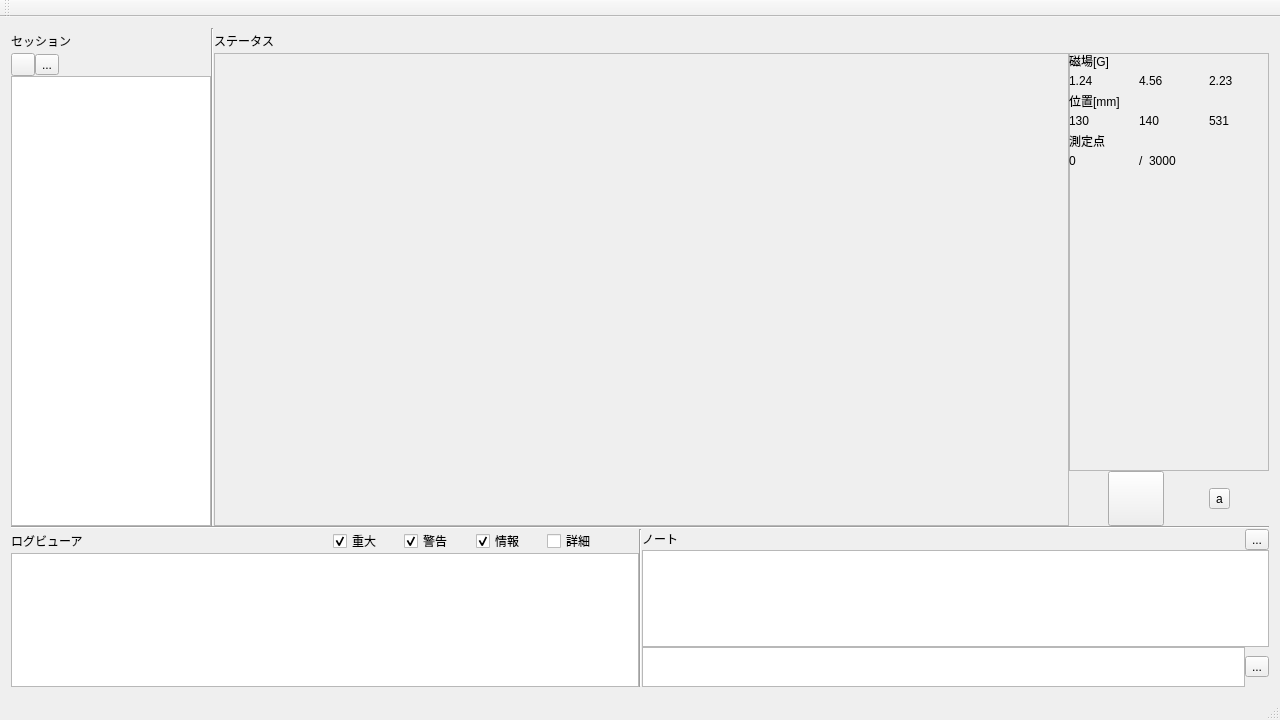
Above: mainwindow.ui from fr0077/magmeasure before the change. Below: the same form after it.
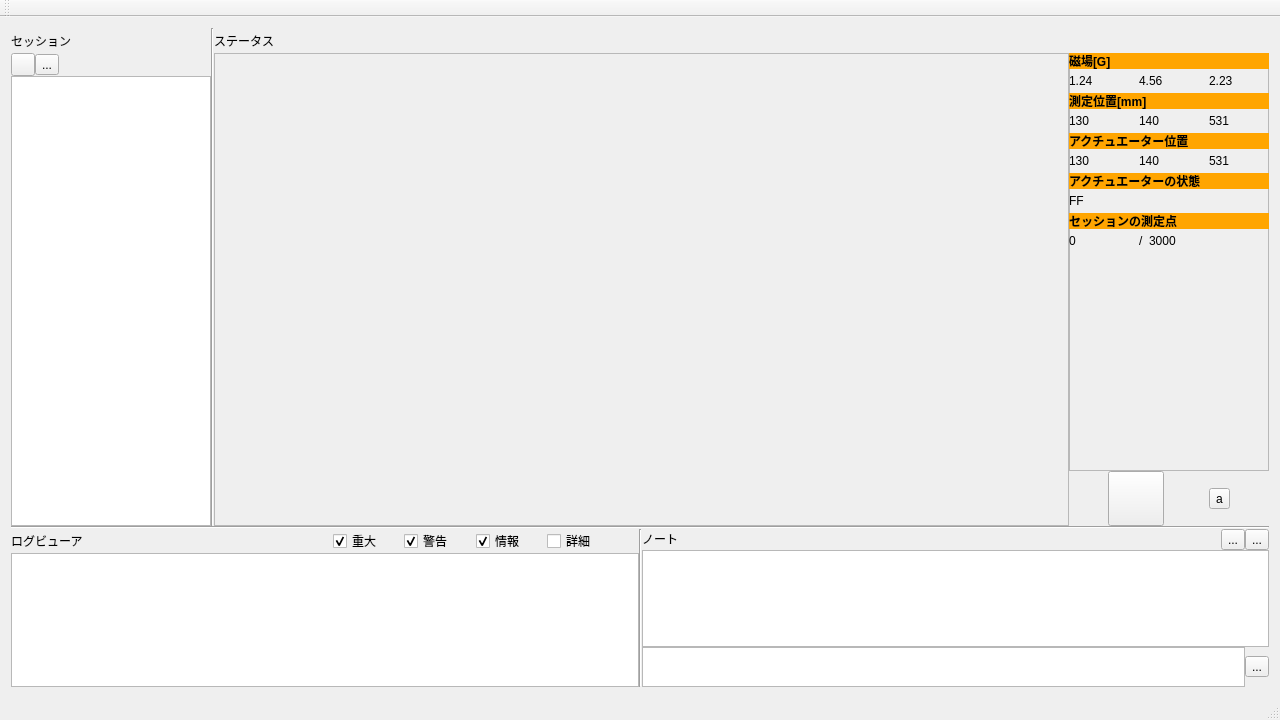
That is the form after the change. Icons and pictures are not drawn.

Patch:
```diff
--- a/mainwindow.ui
+++ b/mainwindow.ui
@@ -254,10 +254,22 @@
                 <rect>
                  <x>0</x>
                  <y>0</y>
-                 <width>81</width>
+                 <width>201</width>
                  <height>16</height>
                 </rect>
                </property>
+               <property name="font">
+                <font>
+                 <weight>75</weight>
+                 <bold>true</bold>
+                </font>
+               </property>
+               <property name="autoFillBackground">
+                <bool>false</bool>
+               </property>
+               <property name="styleSheet">
+                <string notr="true">background: orange</string>
+               </property>
                <property name="text">
                 <string>磁場[G]</string>
                </property>
@@ -306,12 +318,21 @@
                 <rect>
                  <x>0</x>
                  <y>40</y>
-                 <width>59</width>
+                 <width>201</width>
                  <height>16</height>
                 </rect>
                </property>
+               <property name="font">
+                <font>
+                 <weight>75</weight>
+                 <bold>true</bold>
+                </font>
+               </property>
+               <property name="styleSheet">
+                <string notr="true">background: orange</string>
+               </property>
                <property name="text">
-                <string>位置[mm]</string>
+                <string>測定位置[mm]</string>
                </property>
               </widget>
               <widget class="QLabel" name="label_10">
@@ -357,20 +378,29 @@
                <property name="geometry">
                 <rect>
                  <x>0</x>
-                 <y>80</y>
-                 <width>59</width>
+                 <y>160</y>
+                 <width>201</width>
                  <height>16</height>
                 </rect>
                </property>
+               <property name="font">
+                <font>
+                 <weight>75</weight>
+                 <bold>true</bold>
+                </font>
+               </property>
+               <property name="styleSheet">
+                <string notr="true">background: orange</string>
+               </property>
                <property name="text">
-                <string>測定点</string>
+                <string>セッションの測定点</string>
                </property>
               </widget>
               <widget class="QLabel" name="label_14">
                <property name="geometry">
                 <rect>
                  <x>0</x>
-                 <y>100</y>
+                 <y>180</y>
                  <width>59</width>
                  <height>16</height>
                 </rect>
@@ -383,7 +413,7 @@
                <property name="geometry">
                 <rect>
                  <x>70</x>
-                 <y>100</y>
+                 <y>180</y>
                  <width>59</width>
                  <height>16</height>
                 </rect>
@@ -396,7 +426,7 @@
                <property name="geometry">
                 <rect>
                  <x>80</x>
-                 <y>100</y>
+                 <y>180</y>
                  <width>59</width>
                  <height>16</height>
                 </rect>
@@ -405,6 +435,102 @@
                 <string>3000</string>
                </property>
               </widget>
+              <widget class="QLabel" name="label_17">
+               <property name="geometry">
+                <rect>
+                 <x>0</x>
+                 <y>120</y>
+                 <width>201</width>
+                 <height>16</height>
+                </rect>
+               </property>
+               <property name="font">
+                <font>
+                 <weight>75</weight>
+                 <bold>true</bold>
+                </font>
+               </property>
+               <property name="styleSheet">
+                <string notr="true">background: orange</string>
+               </property>
+               <property name="text">
+                <string>アクチュエーターの状態</string>
+               </property>
+              </widget>
+              <widget class="QLabel" name="label_18">
+               <property name="geometry">
+                <rect>
+                 <x>0</x>
+                 <y>140</y>
+                 <width>201</width>
+                 <height>16</height>
+                </rect>
+               </property>
+               <property name="text">
+                <string>FF</string>
+               </property>
+              </widget>
+              <widget class="QLabel" name="label_19">
+               <property name="geometry">
+                <rect>
+                 <x>0</x>
+                 <y>80</y>
+                 <width>201</width>
+                 <height>16</height>
+                </rect>
+               </property>
+               <property name="font">
+                <font>
+                 <weight>75</weight>
+                 <bold>true</bold>
+                </font>
+               </property>
+               <property name="styleSheet">
+                <string notr="true">background: orange</string>
+               </property>
+               <property name="text">
+                <string>アクチュエーター位置</string>
+               </property>
+              </widget>
+              <widget class="QLabel" name="label_20">
+               <property name="geometry">
+                <rect>
+                 <x>0</x>
+                 <y>100</y>
+                 <width>59</width>
+                 <height>16</height>
+                </rect>
+               </property>
+               <property name="text">
+                <string>130</string>
+               </property>
+              </widget>
+              <widget class="QLabel" name="label_21">
+               <property name="geometry">
+                <rect>
+                 <x>140</x>
+                 <y>100</y>
+                 <width>59</width>
+                 <height>16</height>
+                </rect>
+               </property>
+               <property name="text">
+                <string>531</string>
+               </property>
+              </widget>
+              <widget class="QLabel" name="label_22">
+               <property name="geometry">
+                <rect>
+                 <x>70</x>
+                 <y>100</y>
+                 <width>59</width>
+                 <height>16</height>
+                </rect>
+               </property>
+               <property name="text">
+                <string>140</string>
+               </property>
+              </widget>
              </widget>
             </item>
             <item>
@@ -670,6 +796,17 @@
             </property>
            </widget>
           </item>
+          <item>
+           <widget class="QToolButton" name="toolButton">
+            <property name="text">
+             <string>...</string>
+            </property>
+            <property name="icon">
+             <iconset resource="magmeasure-resources.qrc">
+              <normaloff>:/icons/star.png</normaloff>:/icons/star.png</iconset>
+            </property>
+           </widget>
+          </item>
           <item>
            <widget class="QToolButton" name="button_note_delete">
             <property name="toolTip">
```
